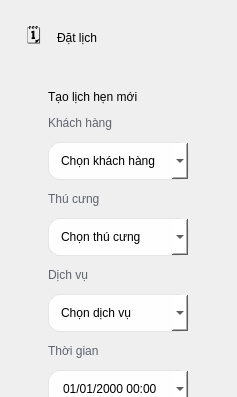
Above: ui/appointments.ui from thaieaut-engineer/LTUD_Python_Nhom_18 before the change; both pictures show x 0 to 237 and y 0 to 397 of the 237 by 640 pixel window. Below: the same form after it.
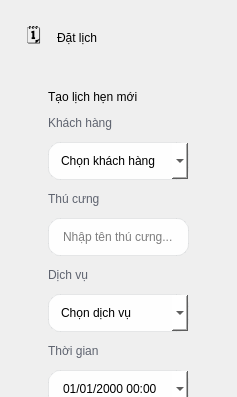
That is the form after the change.

Diff of the .ui file:
```diff
--- a/ui/appointments.ui
+++ b/ui/appointments.ui
@@ -5,7 +5,7 @@
   <property name="styleSheet">
    <string notr="true">QLabel#PageTitle{font: 800 16pt "Segoe UI";}
 QFrame#Card{background: #FFFFFF; border: 1px solid rgba(15,23,42,0.08); border-radius: 18px;}
-QComboBox, QDateTimeEdit{
+QComboBox, QDateTimeEdit, QLineEdit{
 background: rgba(255,255,255,0.95);
 border: 1px solid rgba(15,23,42,0.08);
 border-radius: 12px;
@@ -132,12 +132,10 @@
        </widget>
       </item>
       <item>
-       <widget class="QComboBox" name="petCombo">
-        <item>
-         <property name="text">
-          <string>Chọn thú cưng</string>
-         </property>
-        </item>
+       <widget class="QLineEdit" name="petEdit">
+        <property name="placeholderText">
+         <string>Nhập tên thú cưng...</string>
+        </property>
        </widget>
       </item>
       <item>
```
